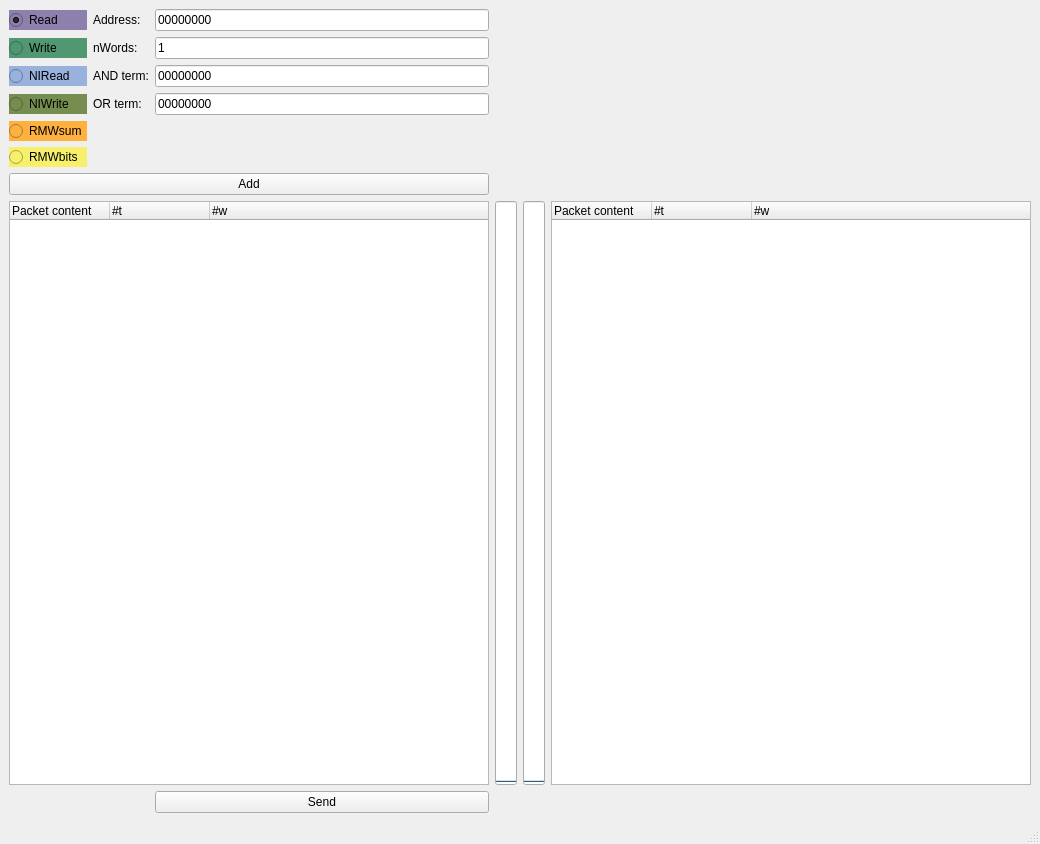
This is mainwindow.ui in Michael-Sukhanov/IPbusConstructor as Qt 5 draws it before an edit. The edited form follows.
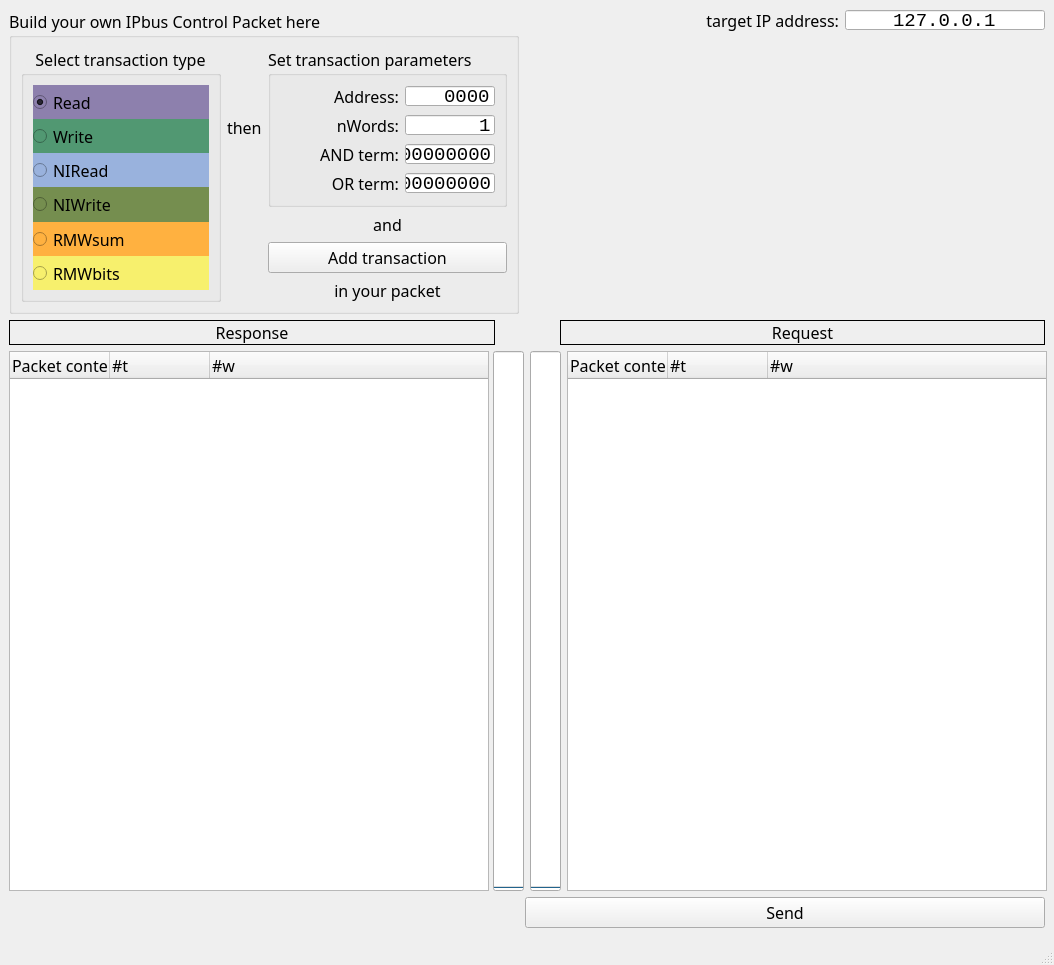
This is the edited form. Custom widgets are drawn as their Qt base class.

Commit message: UI has all neccessary details. LineEdit for IP address is available.

Patch:
```diff
--- a/mainwindow.ui
+++ b/mainwindow.ui
@@ -6,13 +6,34 @@
    <rect>
     <x>0</x>
     <y>0</y>
-    <width>1038</width>
-    <height>844</height>
+    <width>1054</width>
+    <height>965</height>
    </rect>
   </property>
+  <property name="minimumSize">
+   <size>
+    <width>1054</width>
+    <height>0</height>
+   </size>
+  </property>
+  <property name="maximumSize">
+   <size>
+    <width>1054</width>
+    <height>16777215</height>
+   </size>
+  </property>
+  <property name="font">
+   <font>
+    <family>Franklin Gothic Medium</family>
+    <pointsize>12</pointsize>
+   </font>
+  </property>
   <property name="windowTitle">
    <string>MainWindow</string>
   </property>
+  <property name="autoFillBackground">
+   <bool>true</bool>
+  </property>
   <property name="documentMode">
    <bool>false</bool>
   </property>
@@ -23,25 +44,127 @@
    <bool>false</bool>
   </property>
   <widget class="QWidget" name="centralwidget">
-   <layout class="QGridLayout" name="gridLayout">
-    <item row="5" column="0">
-     <widget class="QRadioButton" name="radioButton_NIWRITE">
+   <layout class="QGridLayout" name="gridLayout_3">
+    <item row="1" column="2">
+     <widget class="QLineEdit" name="lineEdit_IPADDRESS">
+      <property name="minimumSize">
+       <size>
+        <width>200</width>
+        <height>20</height>
+       </size>
+      </property>
+      <property name="maximumSize">
+       <size>
+        <width>90</width>
+        <height>20</height>
+       </size>
+      </property>
+      <property name="font">
+       <font>
+        <family>Consolas</family>
+        <pointsize>14</pointsize>
+       </font>
+      </property>
+      <property name="inputMask">
+       <string/>
+      </property>
+      <property name="text">
+       <string>127.0.0.1</string>
+      </property>
+      <property name="maxLength">
+       <number>32767</number>
+      </property>
+      <property name="alignment">
+       <set>Qt::AlignCenter</set>
+      </property>
+     </widget>
+    </item>
+    <item row="1" column="0" rowspan="2">
+     <widget class="QGroupBox" name="">
+      <property name="title">
+       <string>Build your own IPbus Control Packet here</string>
+      </property>
+      <layout class="QGridLayout" name="gridLayout_2">
+       <item row="2" column="2">
+        <widget class="QPushButton" name="pushButton_ADD">
+         <property name="font">
+          <font>
+           <family>Franklin Gothic Medium</family>
+           <pointsize>12</pointsize>
+          </font>
+         </property>
+         <property name="text">
+          <string>Add transaction</string>
+         </property>
+        </widget>
+       </item>
+       <item row="0" column="0" rowspan="4">
+        <widget class="QGroupBox" name="groupBox">
+         <property name="font">
+          <font>
+           <family>Franklin Gothic Medium</family>
+           <pointsize>12</pointsize>
+          </font>
+         </property>
+         <property name="title">
+          <string>Select transaction type</string>
+         </property>
+         <property name="alignment">
+          <set>Qt::AlignHCenter|Qt::AlignTop</set>
+         </property>
+         <property name="flat">
+          <bool>false</bool>
+         </property>
+         <property name="checkable">
+          <bool>false</bool>
+         </property>
+         <layout class="QVBoxLayout" name="verticalLayout">
+          <property name="spacing">
+           <number>0</number>
+          </property>
+          <item>
+           <widget class="QRadioButton" name="radioButton_READ">
       <property name="sizePolicy">
        <sizepolicy hsizetype="Preferred" vsizetype="Fixed">
         <horstretch>0</horstretch>
         <verstretch>0</verstretch>
        </sizepolicy>
       </property>
+            <property name="minimumSize">
+             <size>
+              <width>100</width>
+              <height>25</height>
+             </size>
+            </property>
+            <property name="maximumSize">
+             <size>
+              <width>200</width>
+              <height>50</height>
+             </size>
+            </property>
+            <property name="font">
+             <font>
+              <family>Franklin Gothic Medium</family>
+              <pointsize>12</pointsize>
+              <weight>50</weight>
+              <bold>false</bold>
+              <stylestrategy>PreferAntialias</stylestrategy>
+             </font>
+            </property>
       <property name="styleSheet">
-       <string notr="true">background-color: rgb(117, 142, 79);
+             <string notr="true">
+background-color: rgb(141, 128, 173);
 color: rgb(0, 0, 0);</string>
       </property>
       <property name="text">
-       <string>NIWrite</string>
+             <string>Read</string>
+            </property>
+            <property name="checked">
+             <bool>true</bool>
       </property>
      </widget>
     </item>
-    <item row="3" column="0">
+          <item>
      <widget class="QRadioButton" name="radioButton_WRITE">
       <property name="sizePolicy">
        <sizepolicy hsizetype="Preferred" vsizetype="Fixed">
@@ -49,6 +172,27 @@
         <verstretch>0</verstretch>
        </sizepolicy>
       </property>
+            <property name="minimumSize">
+             <size>
+              <width>100</width>
+              <height>25</height>
+             </size>
+            </property>
+            <property name="maximumSize">
+             <size>
+              <width>200</width>
+              <height>50</height>
+             </size>
+            </property>
+            <property name="font">
+             <font>
+              <family>Franklin Gothic Medium</family>
+              <pointsize>12</pointsize>
+              <weight>50</weight>
+              <bold>false</bold>
+              <stylestrategy>PreferAntialias</stylestrategy>
+             </font>
+            </property>
       <property name="styleSheet">
        <string notr="true">background-color: rgb(81, 152, 114);
 color: rgb(0, 0, 0);</string>
@@ -61,7 +205,7 @@
       </property>
      </widget>
     </item>
-    <item row="4" column="0">
+          <item>
      <widget class="QRadioButton" name="radioButton_NIREAD">
       <property name="sizePolicy">
        <sizepolicy hsizetype="Preferred" vsizetype="Fixed">
@@ -69,6 +213,27 @@
         <verstretch>0</verstretch>
        </sizepolicy>
       </property>
+            <property name="minimumSize">
+             <size>
+              <width>100</width>
+              <height>25</height>
+             </size>
+            </property>
+            <property name="maximumSize">
+             <size>
+              <width>200</width>
+              <height>50</height>
+             </size>
+            </property>
+            <property name="font">
+             <font>
+              <family>Franklin Gothic Medium</family>
+              <pointsize>12</pointsize>
+              <weight>50</weight>
+              <bold>false</bold>
+              <stylestrategy>PreferAntialias</stylestrategy>
+             </font>
+            </property>
       <property name="styleSheet">
        <string notr="true">background-color: rgb(153, 178, 221);
 color: rgb(0, 0, 0);</string>
@@ -78,54 +243,45 @@
       </property>
      </widget>
     </item>
-    <item row="10" column="0" colspan="3">
-     <widget class="QPushButton" name="pushButton_ADD">
-      <property name="text">
-       <string>Add</string>
-      </property>
-     </widget>
-    </item>
-    <item row="11" column="5">
-     <widget class="packetViewer" name="treeWidget_RESPONSE">
+          <item>
+           <widget class="QRadioButton" name="radioButton_NIWRITE">
+            <property name="sizePolicy">
+             <sizepolicy hsizetype="Preferred" vsizetype="Fixed">
+              <horstretch>0</horstretch>
+              <verstretch>0</verstretch>
+             </sizepolicy>
+            </property>
       <property name="minimumSize">
        <size>
-        <width>480</width>
-        <height>0</height>
+              <width>100</width>
+              <height>25</height>
        </size>
       </property>
       <property name="maximumSize">
        <size>
-        <width>480</width>
-        <height>16777215</height>
-       </size>
-      </property>
-      <property name="editTriggers">
-       <set>QAbstractItemView::NoEditTriggers</set>
-      </property>
-      <property name="alternatingRowColors">
-       <bool>true</bool>
-      </property>
-      <property name="columnCount">
-       <number>3</number>
-      </property>
-      <column>
+              <width>200</width>
+              <height>50</height>
+             </size>
+            </property>
+            <property name="font">
+             <font>
+              <family>Franklin Gothic Medium</family>
+              <pointsize>12</pointsize>
+              <weight>50</weight>
+              <bold>false</bold>
+              <stylestrategy>PreferAntialias</stylestrategy>
+             </font>
+            </property>
+            <property name="styleSheet">
+             <string notr="true">background-color: rgb(117, 142, 79);
+color: rgb(0, 0, 0);</string>
+            </property>
        <property name="text">
-        <string>Packet content</string>
-       </property>
-      </column>
-      <column>
-       <property name="text">
-        <string>#t</string>
-       </property>
-      </column>
-      <column>
-       <property name="text">
-        <string>#w</string>
-       </property>
-      </column>
-     </widget>
-    </item>
-    <item row="8" column="0">
+             <string>NIWrite</string>
+            </property>
+           </widget>
+          </item>
+          <item>
      <widget class="QRadioButton" name="radioButton_RMWSUM">
       <property name="sizePolicy">
        <sizepolicy hsizetype="Preferred" vsizetype="Fixed">
@@ -133,6 +289,27 @@
         <verstretch>0</verstretch>
        </sizepolicy>
       </property>
+            <property name="minimumSize">
+             <size>
+              <width>100</width>
+              <height>25</height>
+             </size>
+            </property>
+            <property name="maximumSize">
+             <size>
+              <width>200</width>
+              <height>50</height>
+             </size>
+            </property>
+            <property name="font">
+             <font>
+              <family>Franklin Gothic Medium</family>
+              <pointsize>12</pointsize>
+              <weight>50</weight>
+              <bold>false</bold>
+              <stylestrategy>PreferAntialias</stylestrategy>
+             </font>
+            </property>
       <property name="styleSheet">
        <string notr="true">color: rgb(0, 0, 0);
 background-color: rgb(255, 177, 64);</string>
@@ -142,50 +319,343 @@
       </property>
      </widget>
     </item>
-    <item row="11" column="3">
-     <widget class="QProgressBar" name="progressBar_WORDS">
-      <property name="maximum">
-       <number>368</number>
-      </property>
-      <property name="value">
-       <number>0</number>
+          <item>
+           <widget class="QRadioButton" name="radioButton_RMWBITS">
+            <property name="sizePolicy">
+             <sizepolicy hsizetype="Preferred" vsizetype="Fixed">
+              <horstretch>0</horstretch>
+              <verstretch>0</verstretch>
+             </sizepolicy>
+            </property>
+            <property name="minimumSize">
+             <size>
+              <width>100</width>
+              <height>25</height>
+             </size>
+            </property>
+            <property name="maximumSize">
+             <size>
+              <width>200</width>
+              <height>50</height>
+             </size>
+            </property>
+            <property name="font">
+             <font>
+              <family>Franklin Gothic Medium</family>
+              <pointsize>12</pointsize>
+              <weight>50</weight>
+              <bold>false</bold>
+              <stylestrategy>PreferAntialias</stylestrategy>
+             </font>
+            </property>
+            <property name="styleSheet">
+             <string notr="true">background-color: rgb(247, 240, 109);
+
+color: rgb(0, 0, 0);</string>
+            </property>
+            <property name="text">
+             <string>RMWbits</string>
+            </property>
+           </widget>
+          </item>
+         </layout>
+        </widget>
+       </item>
+       <item row="3" column="2">
+        <widget class="QLabel" name="label_6">
+         <property name="font">
+          <font>
+           <family>Franklin Gothic Medium</family>
+           <pointsize>12</pointsize>
+          </font>
+         </property>
+         <property name="text">
+          <string>in your packet</string>
       </property>
       <property name="alignment">
        <set>Qt::AlignCenter</set>
       </property>
-      <property name="orientation">
-       <enum>Qt::Vertical</enum>
-      </property>
-      <property name="format">
-       <string notr="true">%v</string>
-      </property>
-     </widget>
-    </item>
-    <item row="4" column="1">
+        </widget>
+       </item>
+       <item row="0" column="2">
+        <widget class="QGroupBox" name="">
+         <property name="title">
+          <string>Set transaction parameters</string>
+         </property>
+         <layout class="QGridLayout" name="gridLayout">
+          <item row="0" column="0">
+           <widget class="QLabel" name="label">
+            <property name="font">
+             <font>
+              <family>Franklin Gothic Medium</family>
+              <pointsize>12</pointsize>
+             </font>
+            </property>
+            <property name="text">
+             <string>Address:</string>
+            </property>
+            <property name="textFormat">
+             <enum>Qt::AutoText</enum>
+            </property>
+            <property name="alignment">
+             <set>Qt::AlignRight|Qt::AlignTrailing|Qt::AlignVCenter</set>
+            </property>
+           </widget>
+          </item>
+          <item row="0" column="1">
+           <widget class="QLineEdit" name="lineEdit_ADDRESS">
+            <property name="minimumSize">
+             <size>
+              <width>90</width>
+              <height>20</height>
+             </size>
+            </property>
+            <property name="maximumSize">
+             <size>
+              <width>90</width>
+              <height>20</height>
+             </size>
+            </property>
+            <property name="font">
+             <font>
+              <family>Consolas</family>
+              <pointsize>14</pointsize>
+             </font>
+            </property>
+            <property name="inputMask">
+             <string>&gt;HHHH</string>
+            </property>
+            <property name="text">
+             <string>0000</string>
+            </property>
+            <property name="maxLength">
+             <number>4</number>
+            </property>
+            <property name="alignment">
+             <set>Qt::AlignRight|Qt::AlignTrailing|Qt::AlignVCenter</set>
+            </property>
+           </widget>
+          </item>
+          <item row="1" column="0">
+           <widget class="QLabel" name="label_2">
+            <property name="font">
+             <font>
+              <family>Franklin Gothic Medium</family>
+              <pointsize>12</pointsize>
+             </font>
+            </property>
+            <property name="text">
+             <string>nWords:</string>
+            </property>
+            <property name="textFormat">
+             <enum>Qt::AutoText</enum>
+            </property>
+            <property name="alignment">
+             <set>Qt::AlignRight|Qt::AlignTrailing|Qt::AlignVCenter</set>
+            </property>
+           </widget>
+          </item>
+          <item row="1" column="1">
+           <widget class="QLineEdit" name="lineEdit_NWORDS">
+            <property name="minimumSize">
+             <size>
+              <width>90</width>
+              <height>20</height>
+             </size>
+            </property>
+            <property name="maximumSize">
+             <size>
+              <width>90</width>
+              <height>20</height>
+             </size>
+            </property>
+            <property name="font">
+             <font>
+              <family>Consolas</family>
+              <pointsize>14</pointsize>
+             </font>
+            </property>
+            <property name="text">
+             <string>1</string>
+            </property>
+            <property name="alignment">
+             <set>Qt::AlignRight|Qt::AlignTrailing|Qt::AlignVCenter</set>
+            </property>
+           </widget>
+          </item>
+          <item row="2" column="0">
      <widget class="QLabel" name="label_ANDTERM">
+            <property name="font">
+             <font>
+              <family>Franklin Gothic Medium</family>
+              <pointsize>12</pointsize>
+             </font>
+            </property>
       <property name="text">
        <string>AND term:</string>
       </property>
-     </widget>
-    </item>
-    <item row="4" column="2">
-     <widget class="QLineEdit" name="lineEdit_ANDTERM">
-      <property name="inputMask">
-       <string>&gt;HHHHHHHH</string>
-      </property>
-      <property name="text">
-       <string>00000000</string>
+            <property name="textFormat">
+             <enum>Qt::AutoText</enum>
+            </property>
+            <property name="alignment">
+             <set>Qt::AlignRight|Qt::AlignTrailing|Qt::AlignVCenter</set>
       </property>
      </widget>
     </item>
     <item row="2" column="1">
-     <widget class="QLabel" name="label">
+           <widget class="QLineEdit" name="lineEdit_ANDTERM">
+            <property name="minimumSize">
+             <size>
+              <width>90</width>
+              <height>20</height>
+             </size>
+            </property>
+            <property name="maximumSize">
+             <size>
+              <width>90</width>
+              <height>20</height>
+             </size>
+            </property>
+            <property name="font">
+             <font>
+              <family>Consolas</family>
+              <pointsize>14</pointsize>
+             </font>
+            </property>
+            <property name="inputMask">
+             <string>&gt;HHHHHHHH</string>
+            </property>
       <property name="text">
-       <string>Address:</string>
-      </property>
-     </widget>
-    </item>
-    <item row="11" column="0" colspan="3">
+             <string>00000000</string>
+            </property>
+            <property name="alignment">
+             <set>Qt::AlignRight|Qt::AlignTrailing|Qt::AlignVCenter</set>
+            </property>
+           </widget>
+          </item>
+          <item row="3" column="0">
+           <widget class="QLabel" name="label_4">
+            <property name="font">
+             <font>
+              <family>Franklin Gothic Medium</family>
+              <pointsize>12</pointsize>
+             </font>
+            </property>
+            <property name="text">
+             <string>OR term:</string>
+            </property>
+            <property name="textFormat">
+             <enum>Qt::AutoText</enum>
+            </property>
+            <property name="alignment">
+             <set>Qt::AlignRight|Qt::AlignTrailing|Qt::AlignVCenter</set>
+            </property>
+           </widget>
+          </item>
+          <item row="3" column="1">
+           <widget class="QLineEdit" name="lineEdit_ORTERM">
+            <property name="minimumSize">
+             <size>
+              <width>90</width>
+              <height>20</height>
+             </size>
+            </property>
+            <property name="maximumSize">
+             <size>
+              <width>90</width>
+              <height>20</height>
+             </size>
+            </property>
+            <property name="font">
+             <font>
+              <family>Consolas</family>
+              <pointsize>14</pointsize>
+             </font>
+            </property>
+            <property name="inputMask">
+             <string>&gt;HHHHHHHH</string>
+            </property>
+            <property name="text">
+             <string>00000000</string>
+            </property>
+            <property name="alignment">
+             <set>Qt::AlignRight|Qt::AlignTrailing|Qt::AlignVCenter</set>
+            </property>
+           </widget>
+          </item>
+         </layout>
+        </widget>
+       </item>
+       <item row="1" column="2">
+        <widget class="QLabel" name="label_5">
+         <property name="font">
+          <font>
+           <family>Franklin Gothic Medium</family>
+           <pointsize>12</pointsize>
+          </font>
+         </property>
+         <property name="text">
+          <string>and</string>
+         </property>
+         <property name="alignment">
+          <set>Qt::AlignCenter</set>
+         </property>
+        </widget>
+       </item>
+       <item row="0" column="1">
+        <widget class="QLabel" name="label_3">
+         <property name="font">
+          <font>
+           <family>Franklin Gothic Medium</family>
+           <pointsize>12</pointsize>
+          </font>
+         </property>
+         <property name="text">
+          <string>then</string>
+         </property>
+        </widget>
+       </item>
+      </layout>
+     </widget>
+    </item>
+    <item row="3" column="0" colspan="3">
+     <layout class="QVBoxLayout" name="verticalLayout_2">
+      <item>
+       <layout class="QHBoxLayout" name="horizontalLayout_2">
+        <property name="spacing">
+         <number>65</number>
+        </property>
+        <item>
+         <widget class="QLabel" name="label_RESPONSE">
+          <property name="frameShape">
+           <enum>QFrame::Box</enum>
+          </property>
+          <property name="text">
+           <string>Response</string>
+          </property>
+          <property name="alignment">
+           <set>Qt::AlignCenter</set>
+          </property>
+         </widget>
+        </item>
+        <item>
+         <widget class="QLabel" name="label_REQUEST">
+          <property name="frameShape">
+           <enum>QFrame::Box</enum>
+          </property>
+          <property name="text">
+           <string>Request</string>
+          </property>
+          <property name="alignment">
+           <set>Qt::AlignCenter</set>
+          </property>
+         </widget>
+        </item>
+       </layout>
+      </item>
+      <item>
+       <layout class="QHBoxLayout" name="horizontalLayout">
+        <item>
      <widget class="packetViewer" name="treeWidget_PACKET_WIEVER">
       <property name="minimumSize">
        <size>
@@ -258,87 +728,26 @@
       </column>
      </widget>
     </item>
-    <item row="9" column="0">
-     <widget class="QRadioButton" name="radioButton_RMWBITS">
-      <property name="sizePolicy">
-       <sizepolicy hsizetype="Preferred" vsizetype="Fixed">
-        <horstretch>0</horstretch>
-        <verstretch>0</verstretch>
-       </sizepolicy>
-      </property>
-      <property name="styleSheet">
-       <string notr="true">background-color: rgb(247, 240, 109);
-
-color: rgb(0, 0, 0);</string>
-      </property>
-      <property name="text">
-       <string>RMWbits</string>
-      </property>
-     </widget>
-    </item>
-    <item row="5" column="1">
-     <widget class="QLabel" name="label_4">
-      <property name="text">
-       <string>OR term:</string>
-      </property>
-     </widget>
-    </item>
-    <item row="3" column="1">
-     <widget class="QLabel" name="label_2">
-      <property name="text">
-       <string>nWords:</string>
+        <item>
+         <widget class="QProgressBar" name="progressBar_WORDS">
+          <property name="maximum">
+           <number>368</number>
+          </property>
+          <property name="value">
+           <number>0</number>
+          </property>
+          <property name="alignment">
+           <set>Qt::AlignCenter</set>
+          </property>
+          <property name="orientation">
+           <enum>Qt::Vertical</enum>
+          </property>
+          <property name="format">
+           <string notr="true">%v</string>
       </property>
      </widget>
     </item>
-    <item row="5" column="2">
-     <widget class="QLineEdit" name="lineEdit_ORTERM">
-      <property name="inputMask">
-       <string>&gt;HHHHHHHH</string>
-      </property>
-      <property name="text">
-       <string>00000000</string>
-      </property>
-     </widget>
-    </item>
-    <item row="3" column="2">
-     <widget class="QLineEdit" name="lineEdit_NWORDS">
-      <property name="text">
-       <string>1</string>
-      </property>
-     </widget>
-    </item>
-    <item row="2" column="0">
-     <widget class="QRadioButton" name="radioButton_READ">
-      <property name="sizePolicy">
-       <sizepolicy hsizetype="Preferred" vsizetype="Fixed">
-        <horstretch>0</horstretch>
-        <verstretch>0</verstretch>
-       </sizepolicy>
-      </property>
-      <property name="styleSheet">
-       <string notr="true">
-background-color: rgb(141, 128, 173);
-color: rgb(0, 0, 0);</string>
-      </property>
-      <property name="text">
-       <string>Read</string>
-      </property>
-      <property name="checked">
-       <bool>true</bool>
-      </property>
-     </widget>
-    </item>
-    <item row="2" column="2">
-     <widget class="QLineEdit" name="lineEdit_ADDRESS">
-      <property name="inputMask">
-       <string>&gt;HHHHHHHH</string>
-      </property>
-      <property name="text">
-       <string>00000000</string>
-      </property>
-     </widget>
-    </item>
-    <item row="11" column="4">
+        <item>
      <widget class="QProgressBar" name="progressBar_WORDS_EXPECTED">
       <property name="maximum">
        <number>368</number>
@@ -357,7 +766,89 @@
       </property>
      </widget>
     </item>
-    <item row="12" column="2">
+        <item>
+         <widget class="packetViewer" name="treeWidget_RESPONSE">
+          <property name="minimumSize">
+           <size>
+            <width>480</width>
+            <height>300</height>
+           </size>
+          </property>
+          <property name="maximumSize">
+           <size>
+            <width>480</width>
+            <height>16777215</height>
+           </size>
+          </property>
+          <property name="autoFillBackground">
+           <bool>true</bool>
+          </property>
+          <property name="styleSheet">
+           <string notr="true">border-left-color: qlineargradient(spread:pad, x1:0, y1:0, x2:0, y2:1, stop:0 rgba(0, 0, 0, 255), stop:0.33 rgba(0, 0, 0, 255), stop:0.34 rgba(255, 30, 30, 255), stop:0.66 rgba(255, 0, 0, 255), stop:0.67 rgba(255, 255, 0, 255), stop:1 rgba(255, 255, 0, 255));</string>
+          </property>
+          <property name="editTriggers">
+           <set>QAbstractItemView::NoEditTriggers</set>
+          </property>
+          <property name="alternatingRowColors">
+           <bool>true</bool>
+          </property>
+          <property name="uniformRowHeights">
+           <bool>true</bool>
+          </property>
+          <property name="animated">
+           <bool>true</bool>
+          </property>
+          <property name="columnCount">
+           <number>3</number>
+          </property>
+          <column>
+           <property name="text">
+            <string>Packet content</string>
+           </property>
+          </column>
+          <column>
+           <property name="text">
+            <string>#t</string>
+           </property>
+          </column>
+          <column>
+           <property name="text">
+            <string>#w</string>
+           </property>
+          </column>
+         </widget>
+        </item>
+       </layout>
+      </item>
+     </layout>
+    </item>
+    <item row="1" column="1">
+     <widget class="QLabel" name="label_7">
+      <property name="text">
+       <string>target IP address:</string>
+      </property>
+      <property name="alignment">
+       <set>Qt::AlignRight|Qt::AlignTrailing|Qt::AlignVCenter</set>
+      </property>
+     </widget>
+    </item>
+    <item row="2" column="1" colspan="2">
+     <spacer name="horizontalSpacer">
+      <property name="orientation">
+       <enum>Qt::Horizontal</enum>
+      </property>
+      <property name="sizeType">
+       <enum>QSizePolicy::Fixed</enum>
+      </property>
+      <property name="sizeHint" stdset="0">
+       <size>
+        <width>520</width>
+        <height>20</height>
+       </size>
+      </property>
+     </spacer>
+    </item>
+    <item row="4" column="1" colspan="2">
      <widget class="QPushButton" name="pushButton_SEND">
       <property name="text">
        <string>Send</string>
```
Left out of the diff: 2 changed lines with no effect on the pictures. Lines whose indentation alone changed are shown as unchanged. The commit also changes 3 other files.
